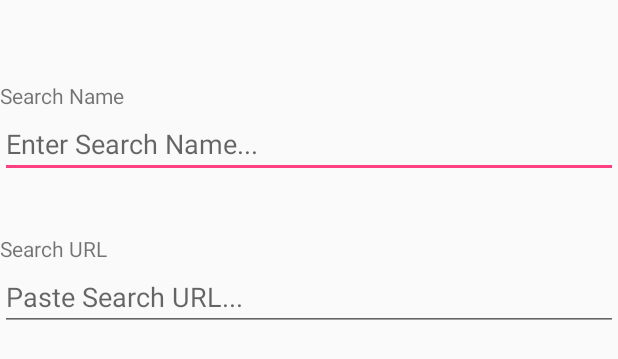
After one commit to Tanz0rz/CraigsDiff, an Android app: the layout edit_search_fragment.xml on its own in the app's theme, with its tools: preview values and no code run, on a phone screen of 412 x 824 dp. The commit adds this screen. Shown: the top 359 px of the screen. Run offline under Robolectric (Android 15) with nearby library versions, the phone set to English and light mode, and no system bars; network calls fail.

Commit message:
Move over to fragments

```diff
--- a/src/main/java/com/example/maveric/craigslistdiffchecker/ui/CraigsDiff.java
+++ b/src/main/java/com/example/maveric/craigslistdiffchecker/ui/CraigsDiff.java
@@ -25,7 +25,6 @@ public class CraigsDiff extends AppCompatActivity {
 
         btnStartService = (Button) findViewById(R.id.btnStartService);
         btnStopService = (Button) findViewById(R.id.btnStopService);
-
         btnManageSearches = (Button) findViewById(R.id.btnManageSearches);
 
         backgroundService = new Intent(getBaseContext(), BackgroundServiceMonitor.class);
--- /dev/null
+++ b/src/main/res/layout/edit_search_fragment.xml
@@ -0,0 +1,74 @@
+<?xml version="1.0" encoding="utf-8"?>
+<RelativeLayout xmlns:android="http://schemas.android.com/apk/res/android"
+    android:orientation="vertical" android:layout_width="match_parent"
+    android:layout_height="match_parent">
+
+    <Button
+        android:layout_width="wrap_content"
+        android:layout_height="wrap_content"
+        android:text="Save Search"
+        android:id="@+id/button_save"
+        android:background="#6d82b5"
+        android:layout_below="@+id/text_urlInput"
+        android:layout_marginTop="100dp"
+        android:layout_alignParentEnd="true"
+        android:visibility="invisible" />
+
+    <Button
+        android:layout_width="wrap_content"
+        android:layout_height="wrap_content"
+        android:text="Cancel"
+        android:id="@+id/button_cancel"
+        android:background="#a16767"
+        android:layout_below="@+id/text_urlInput"
+        android:layout_marginTop="100dp"
+        android:layout_alignParentStart="true"
+        android:visibility="invisible" />
+
+    <EditText
+        android:layout_width="wrap_content"
+        android:layout_height="wrap_content"
+        android:id="@+id/text_NameInput"
+        android:hint="@string/searchNameHint"
+        android:enabled="true"
+        android:singleLine="true"
+        android:layout_below="@+id/textView2"
+        android:layout_alignParentStart="true"
+        android:layout_toStartOf="@+id/button_save"
+        android:layout_alignEnd="@+id/button_save" />
+
+    <TextView
+        android:layout_width="wrap_content"
+        android:layout_height="wrap_content"
+        android:textAppearance="?android:attr/textAppearanceSmall"
+        android:text="Search Name"
+        android:id="@+id/textView2"
+        android:layout_marginTop="54dp"
+        android:textAlignment="textStart"
+        android:layout_alignParentTop="true"
+        android:layout_alignParentStart="true"
+        android:layout_alignEnd="@+id/button_save" />
+
+    <TextView
+        android:layout_width="wrap_content"
+        android:layout_height="wrap_content"
+        android:textAppearance="?android:attr/textAppearanceSmall"
+        android:text="Search URL"
+        android:id="@+id/text_URLLabel"
+        android:layout_marginTop="37dp"
+        android:layout_below="@+id/text_NameInput"
+        android:layout_alignParentStart="true"
+        android:layout_alignEnd="@+id/button_save" />
+
+    <EditText
+        android:layout_width="wrap_content"
+        android:layout_height="wrap_content"
+        android:inputType="textMultiLine"
+        android:ems="10"
+        android:id="@+id/text_urlInput"
+        android:hint="@string/pasteUrlHint"
+        android:enabled="true"
+        android:layout_below="@+id/text_URLLabel"
+        android:layout_alignParentStart="true"
+        android:layout_alignEnd="@+id/button_save" />
+</RelativeLayout>
--- a/src/main/res/values/strings.xml
+++ b/src/main/res/values/strings.xml
@@ -1,4 +1,6 @@
 <resources>
     <string name="app_name">CraigslistDiffChecker</string>
     <string name="addSearchText">+</string>
+    <string name="pasteUrlHint">Paste Search URL...</string>
+    <string name="searchNameHint">Enter Search Name...</string>
 </resources>
```
Also changed, not shown: src/main/java/com/example/maveric/craigslistdiffchecker/dialog/DeleteSearchDialogFragment.java (added, +48 -0 lines), src/main/java/com/example/maveric/craigslistdiffchecker/dialog/SearchEditDialogFragment.java (added, +60 -0 lines), src/main/java/com/example/maveric/craigslistdiffchecker/exception/SearchLoadException.java (deleted, +0 -10 lines), src/main/java/com/example/maveric/craigslistdiffchecker/exception/SearchSaveException.java (deleted, +0 -10 lines), src/main/java/com/example/maveric/craigslistdiffchecker/files/ConfigFiles.java (+3 -13 lines), src/main/java/com/example/maveric/craigslistdiffchecker/service/BackgroundServiceMonitor.java (+0 -16 lines), src/main/java/com/example/maveric/craigslistdiffchecker/service/CraigslistChecker.java (+0 -17 lines), src/main/java/com/example/maveric/craigslistdiffchecker/ui/ManageSearchesScreenActivity.java (+98 -120 lines), src/main/res/layout/remove_search_fragment.xml (added, +13 -0 lines).
